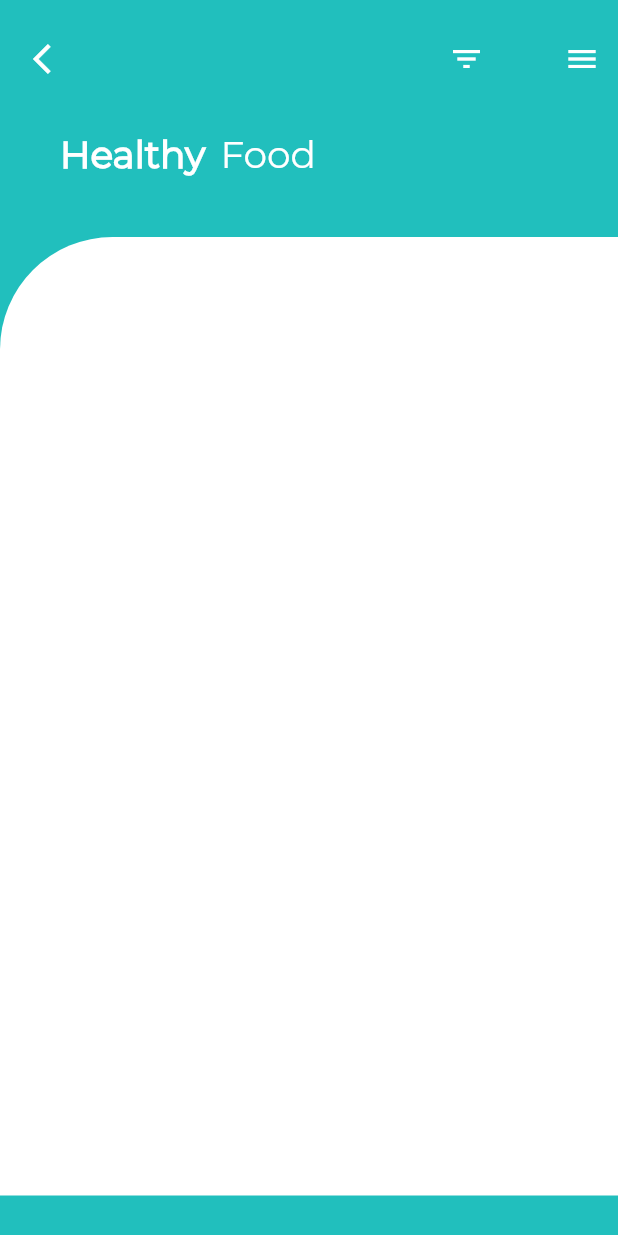
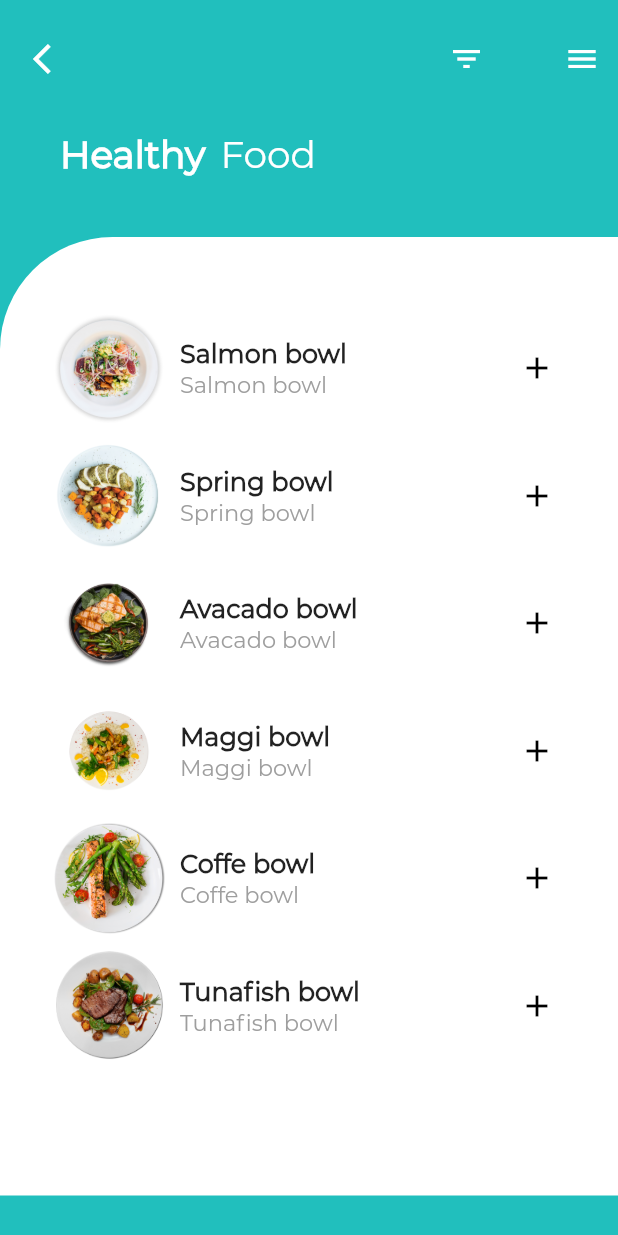
Before and after one commit to ShivamGoyal26/Firebase_Auth-Flutter-, a Flutter app: the screen it shows after launch, on a phone screen of 412 x 824 dp. Run offline on Flutter 3.47's test engine with Material 2 defaults, Android fonts, the phone set to English and light mode, and no system bars; project files that could hold a hidden picture were left out.

Commit message:
6th commit

```diff
--- a/lib/main.dart
+++ b/lib/main.dart
@@ -105,11 +105,24 @@ class _MyHomePageState extends State<MyHomePage> {
                 padding: EdgeInsets.only(left: 25, right: 20),
                 children: <Widget>[
                   Padding(
-                    padding: EdgeInsets.only(top: 45),
+                    padding: EdgeInsets.only(top: 40),
                     child: Container(
                       height: MediaQuery.of(context).size.height - 300,
                       child: ListView(
-                        children: <Widget>[],
+                        children: <Widget>[
+                          _buildFoodItem(
+                              'assets/plate1.png', 'Salmon bowl', '\$24.00'),
+                          _buildFoodItem(
+                              'assets/plate2.png', 'Spring bowl', '\$22.00'),
+                          _buildFoodItem(
+                              'assets/plate3.png', 'Avacado bowl', '\$26.00'),
+                          _buildFoodItem(
+                              'assets/plate4.png', 'Maggi bowl', '\$24.00'),
+                          _buildFoodItem(
+                              'assets/plate5.png', 'Coffe bowl', '\$22.00'),
+                          _buildFoodItem(
+                              'assets/plate6.png', 'Tunafish bowl', '\$26.00'),
+                        ],
                       ),
                     ),
                   ),
@@ -170,7 +183,7 @@ Widget _buildFoodItem(String imgpath, String foodName, String price) {
           IconButton(
             icon: Icon(Icons.add),
             color: Colors.black,
-            onPressed: (){},
+            onPressed: () {},
           )
         ],
       ),
```
